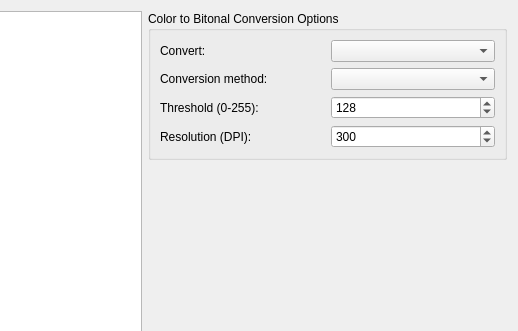
JakubMelka/PDF4QT, file Pdf4QtLibGui/pdfcreatebitonaldocumentdialog.ui: the form before one commit; both pictures show x 223 to 741 and y 0 to 331 of the 741 by 530 pixel window.
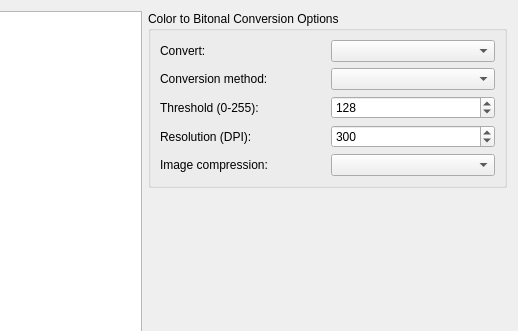
The form after the commit.

Commit message: Issue #425: Add compression mode

```diff
--- a/Pdf4QtLibGui/pdfcreatebitonaldocumentdialog.ui
+++ b/Pdf4QtLibGui/pdfcreatebitonaldocumentdialog.ui
@@ -90,6 +90,16 @@
         </property>
        </widget>
       </item>
+      <item row="4" column="0">
+       <widget class="QLabel" name="compressionLabel">
+        <property name="text">
+         <string>Image compression:</string>
+        </property>
+       </widget>
+      </item>
+      <item row="4" column="1">
+       <widget class="QComboBox" name="compressionComboBox"/>
+      </item>
      </layout>
     </widget>
    </item>
```
The commit also changes 9 other files.
